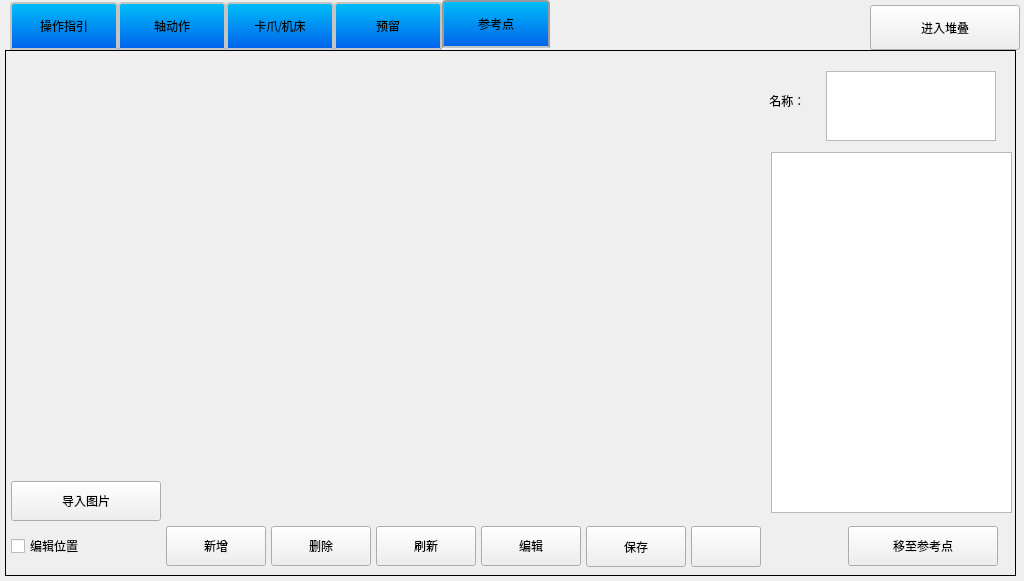
Jade-yun/MachineTool, file manualform.ui: the form before one commit.
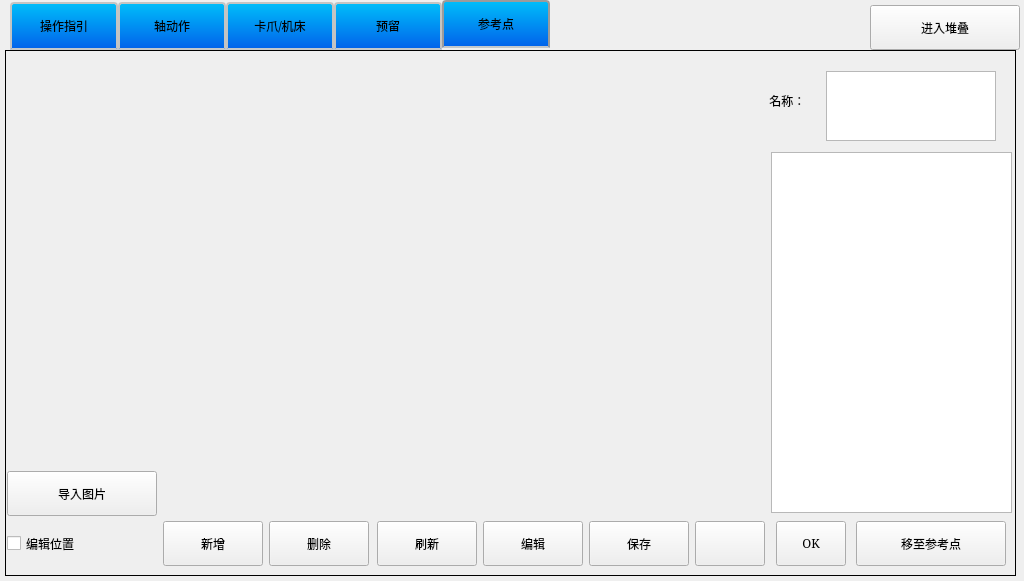
The form after the commit. Icons and pictures are not drawn. Custom widgets are drawn as their Qt base class.

The edit to the form file:
```diff
--- a/manualform.ui
+++ b/manualform.ui
@@ -2091,7 +2091,7 @@
      <property name="geometry">
       <rect>
        <x>0</x>
-       <y>-1</y>
+       <y>0</y>
        <width>761</width>
        <height>521</height>
       </rect>
@@ -2102,25 +2102,147 @@
      <property name="frameShadow">
       <enum>QFrame::Raised</enum>
      </property>
+    </widget>
+    <widget class="QLabel" name="label">
+     <property name="geometry">
+      <rect>
+       <x>760</x>
+       <y>30</y>
+       <width>70</width>
+       <height>40</height>
+      </rect>
+     </property>
+     <property name="minimumSize">
+      <size>
+       <width>70</width>
+       <height>40</height>
+      </size>
+     </property>
+     <property name="maximumSize">
+      <size>
+       <width>70</width>
+       <height>40</height>
+      </size>
+     </property>
+     <property name="text">
+      <string> 名称：</string>
+     </property>
+    </widget>
+    <widget class="QTableWidget" name="tableWgtAxisPos">
+     <property name="geometry">
+      <rect>
+       <x>765</x>
+       <y>101</y>
+       <width>241</width>
+       <height>361</height>
+      </rect>
+     </property>
+    </widget>
+    <widget class="QTextBrowser" name="textReferPointName">
+     <property name="geometry">
+      <rect>
+       <x>820</x>
+       <y>20</y>
+       <width>170</width>
+       <height>70</height>
+      </rect>
+     </property>
+    </widget>
+    <widget class="QPushButton" name="btnMovetoReference">
+     <property name="geometry">
+      <rect>
+       <x>850</x>
+       <y>470</y>
+       <width>150</width>
+       <height>45</height>
+      </rect>
+     </property>
+     <property name="minimumSize">
+      <size>
+       <width>150</width>
+       <height>45</height>
+      </size>
+     </property>
+     <property name="maximumSize">
+      <size>
+       <width>150</width>
+       <height>45</height>
+      </size>
+     </property>
+     <property name="font">
+      <font>
+       <family>SimSun</family>
+       <weight>50</weight>
+       <bold>false</bold>
+      </font>
+     </property>
+     <property name="styleSheet">
+      <string notr="true"/>
+     </property>
+     <property name="text">
+      <string>移至参考点</string>
+     </property>
+    </widget>
+    <widget class="QPushButton" name="btnOK">
+     <property name="geometry">
+      <rect>
+       <x>770</x>
+       <y>470</y>
+       <width>70</width>
+       <height>45</height>
+      </rect>
+     </property>
+     <property name="minimumSize">
+      <size>
+       <width>70</width>
+       <height>45</height>
+      </size>
+     </property>
+     <property name="maximumSize">
+      <size>
+       <width>70</width>
+       <height>45</height>
+      </size>
+     </property>
+     <property name="font">
+      <font>
+       <family>SimSun</family>
+       <weight>50</weight>
+       <bold>false</bold>
+      </font>
+     </property>
+     <property name="text">
+      <string>OK</string>
+     </property>
+     <property name="iconSize">
+      <size>
+       <width>35</width>
+       <height>35</height>
+      </size>
+     </property>
+     <property name="checkable">
+      <bool>true</bool>
+     </property>
+    </widget>
      <widget class="QPushButton" name="btnImportPictureReference">
       <property name="geometry">
        <rect>
-        <x>5</x>
-        <y>431</y>
+       <x>1</x>
+       <y>420</y>
         <width>150</width>
-        <height>40</height>
+       <height>45</height>
        </rect>
       </property>
       <property name="minimumSize">
        <size>
         <width>150</width>
-        <height>40</height>
+       <height>45</height>
        </size>
       </property>
       <property name="maximumSize">
        <size>
         <width>150</width>
-        <height>40</height>
+       <height>45</height>
        </size>
       </property>
       <property name="font">
@@ -2140,22 +2262,22 @@
      <widget class="QCheckBox" name="checkBoxEditPosReference">
       <property name="geometry">
        <rect>
-        <x>5</x>
-        <y>476</y>
+       <x>1</x>
+       <y>470</y>
         <width>150</width>
-        <height>40</height>
+       <height>45</height>
        </rect>
       </property>
       <property name="minimumSize">
        <size>
         <width>150</width>
-        <height>40</height>
+       <height>45</height>
        </size>
       </property>
       <property name="maximumSize">
        <size>
         <width>150</width>
-        <height>40</height>
+       <height>45</height>
        </size>
       </property>
       <property name="text">
@@ -2171,22 +2293,22 @@
      <widget class="QPushButton" name="btnNewButtonReference">
       <property name="geometry">
        <rect>
-        <x>160</x>
-        <y>476</y>
+       <x>157</x>
+       <y>470</y>
         <width>100</width>
-        <height>40</height>
+       <height>45</height>
        </rect>
       </property>
       <property name="minimumSize">
        <size>
         <width>100</width>
-        <height>40</height>
+       <height>45</height>
        </size>
       </property>
       <property name="maximumSize">
        <size>
         <width>100</width>
-        <height>40</height>
+       <height>45</height>
        </size>
       </property>
       <property name="font">
@@ -2206,22 +2328,22 @@
      <widget class="QPushButton" name="btnDeleteButtonReference">
       <property name="geometry">
        <rect>
-        <x>265</x>
-        <y>476</y>
+       <x>263</x>
+       <y>470</y>
         <width>100</width>
-        <height>40</height>
+       <height>45</height>
        </rect>
       </property>
       <property name="minimumSize">
        <size>
         <width>100</width>
-        <height>40</height>
+       <height>45</height>
        </size>
       </property>
       <property name="maximumSize">
        <size>
         <width>100</width>
-        <height>40</height>
+       <height>45</height>
        </size>
       </property>
       <property name="font">
@@ -2241,22 +2363,22 @@
      <widget class="QPushButton" name="btnRefresh">
       <property name="geometry">
        <rect>
-        <x>370</x>
-        <y>476</y>
+       <x>371</x>
+       <y>470</y>
         <width>100</width>
-        <height>40</height>
+       <height>45</height>
        </rect>
       </property>
       <property name="minimumSize">
        <size>
         <width>100</width>
-        <height>40</height>
+       <height>45</height>
        </size>
       </property>
       <property name="maximumSize">
        <size>
         <width>100</width>
-        <height>40</height>
+       <height>45</height>
        </size>
       </property>
       <property name="font">
@@ -2276,22 +2398,22 @@
      <widget class="QPushButton" name="btnEditReference">
       <property name="geometry">
        <rect>
-        <x>475</x>
-        <y>476</y>
+       <x>477</x>
+       <y>470</y>
         <width>100</width>
-        <height>40</height>
+       <height>45</height>
        </rect>
       </property>
       <property name="minimumSize">
        <size>
         <width>100</width>
-        <height>40</height>
+       <height>45</height>
        </size>
       </property>
       <property name="maximumSize">
        <size>
         <width>100</width>
-        <height>40</height>
+       <height>45</height>
        </size>
       </property>
       <property name="font">
@@ -2311,22 +2433,22 @@
      <widget class="QPushButton" name="btnSaveReference">
       <property name="geometry">
        <rect>
-        <x>580</x>
-        <y>476</y>
+       <x>583</x>
+       <y>470</y>
         <width>100</width>
-        <height>41</height>
+       <height>45</height>
        </rect>
       </property>
       <property name="minimumSize">
        <size>
         <width>100</width>
-        <height>41</height>
+       <height>45</height>
        </size>
       </property>
       <property name="maximumSize">
        <size>
         <width>100</width>
-        <height>41</height>
+       <height>45</height>
        </size>
       </property>
       <property name="font">
@@ -2356,22 +2478,22 @@
      <widget class="QPushButton" name="btnHideReference">
       <property name="geometry">
        <rect>
-        <x>685</x>
-        <y>476</y>
+       <x>689</x>
+       <y>470</y>
         <width>70</width>
-        <height>41</height>
+       <height>45</height>
        </rect>
       </property>
       <property name="minimumSize">
        <size>
         <width>70</width>
-        <height>41</height>
+       <height>45</height>
        </size>
       </property>
       <property name="maximumSize">
        <size>
         <width>70</width>
-        <height>40</height>
+       <height>45</height>
        </size>
       </property>
       <property name="font">
@@ -2397,87 +2519,6 @@
       </property>
       <property name="checkable">
        <bool>true</bool>
-      </property>
-     </widget>
-    </widget>
-    <widget class="QLabel" name="label">
-     <property name="geometry">
-      <rect>
-       <x>760</x>
-       <y>30</y>
-       <width>70</width>
-       <height>40</height>
-      </rect>
-     </property>
-     <property name="minimumSize">
-      <size>
-       <width>70</width>
-       <height>40</height>
-      </size>
-     </property>
-     <property name="maximumSize">
-      <size>
-       <width>70</width>
-       <height>40</height>
-      </size>
-     </property>
-     <property name="text">
-      <string> 名称：</string>
-     </property>
-    </widget>
-    <widget class="QTableWidget" name="tableWgtAxisPos">
-     <property name="geometry">
-      <rect>
-       <x>765</x>
-       <y>101</y>
-       <width>241</width>
-       <height>361</height>
-      </rect>
-     </property>
-    </widget>
-    <widget class="QTextBrowser" name="textReferPointName">
-     <property name="geometry">
-      <rect>
-       <x>820</x>
-       <y>20</y>
-       <width>170</width>
-       <height>70</height>
-      </rect>
-     </property>
-    </widget>
-    <widget class="QPushButton" name="btnMovetoReference">
-     <property name="geometry">
-      <rect>
-       <x>842</x>
-       <y>475</y>
-       <width>150</width>
-       <height>40</height>
-      </rect>
-     </property>
-     <property name="minimumSize">
-      <size>
-       <width>150</width>
-       <height>40</height>
-      </size>
-     </property>
-     <property name="maximumSize">
-      <size>
-       <width>150</width>
-       <height>40</height>
-      </size>
-     </property>
-     <property name="font">
-      <font>
-       <family>SimSun</family>
-       <weight>50</weight>
-       <bold>false</bold>
-      </font>
-     </property>
-     <property name="styleSheet">
-      <string notr="true"/>
-     </property>
-     <property name="text">
-      <string>移至参考点</string>
      </property>
     </widget>
    </widget>
```
Left out of the diff: 25 changed lines with no effect on the pictures. Lines whose indentation alone changed are shown as unchanged.
